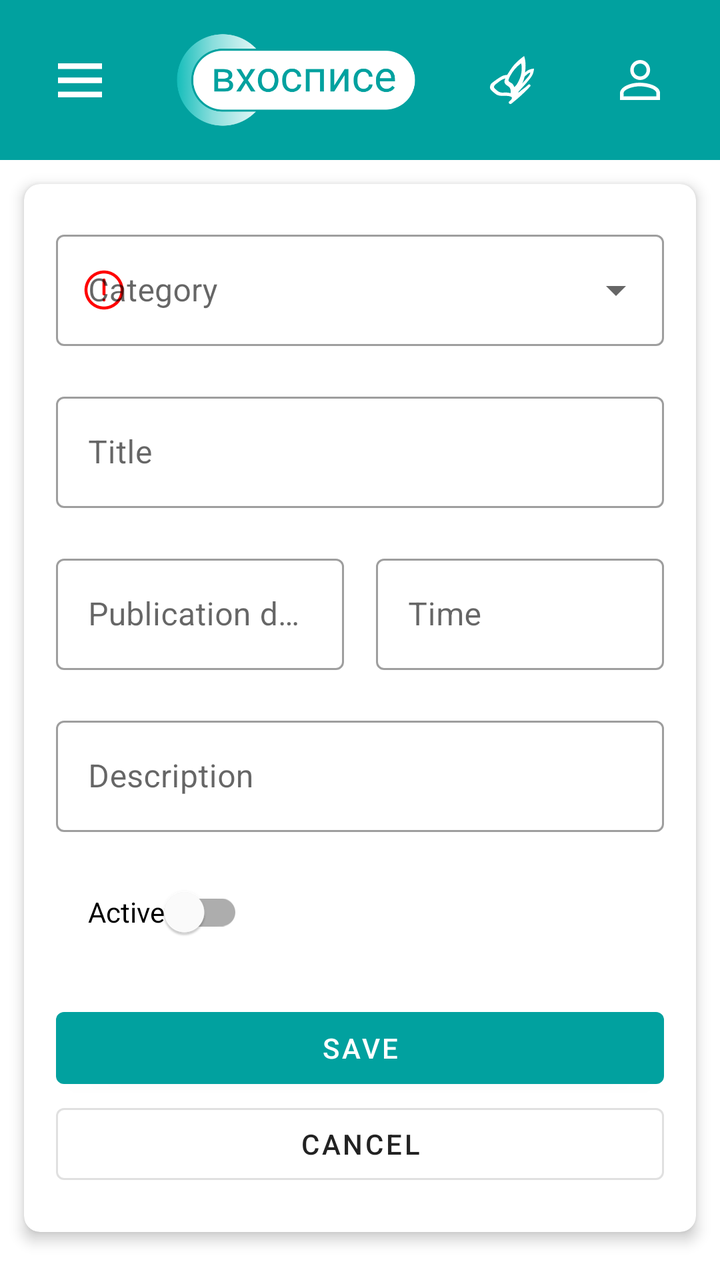
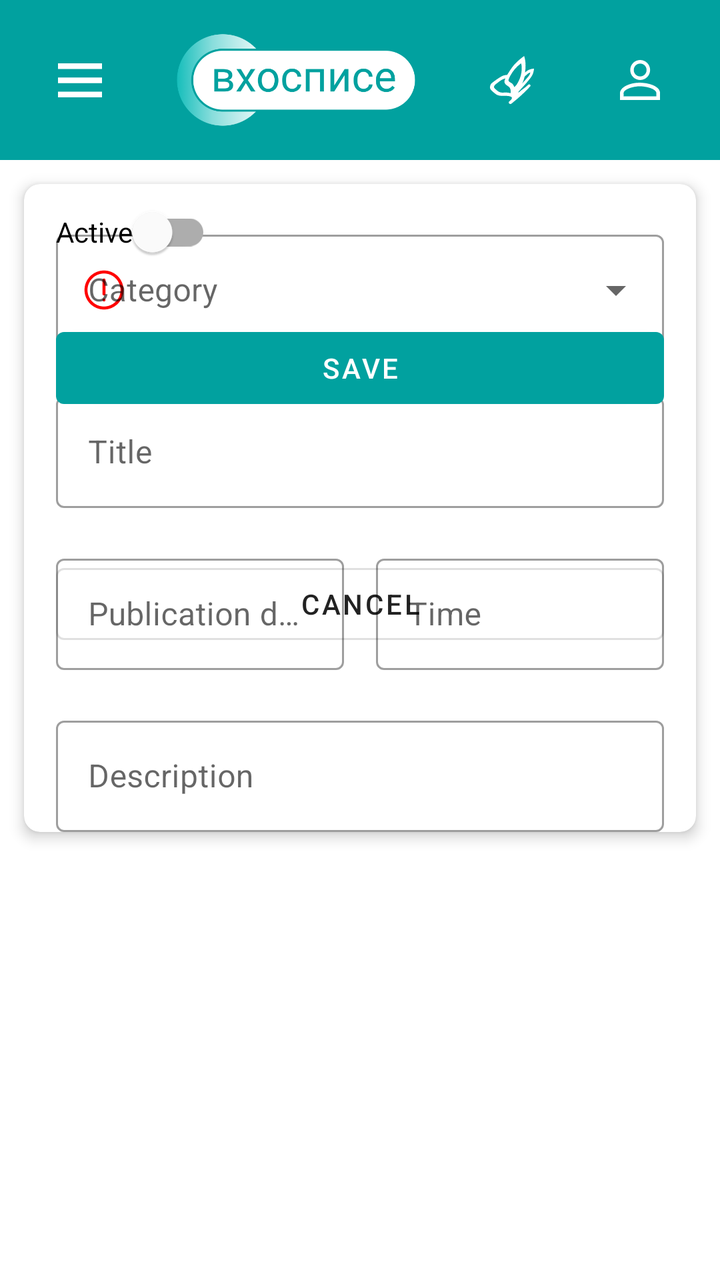

The first picture is an Android layout as it rendered before a commit; the second is the same layout after the commit. The layout source and the unified diff follow.
<!-- AndroidManifest.xml: application theme Theme.FMHAndroid -->
<!-- res/layout/fragment_create_edit_news.xml -->
<?xml version="1.0" encoding="utf-8"?>
<LinearLayout xmlns:android="http://schemas.android.com/apk/res/android"
    xmlns:app="http://schemas.android.com/apk/res-auto"
    xmlns:tools="http://schemas.android.com/tools"
    android:layout_width="match_parent"
    android:layout_height="match_parent"
    android:orientation="vertical">

    <include
        android:id="@+id/container_custom_app_bar_include_on_fragment_create_edit_news"
        layout="@layout/top_custom_app_bar"
        android:layout_width="match_parent"
        android:layout_height="wrap_content" />

    <ScrollView
        android:layout_width="match_parent"
        android:layout_height="match_parent"
        android:clipToPadding="false"
        android:orientation="vertical"
        android:padding="12dp">

        <com.google.android.material.card.MaterialCardView
            android:layout_width="match_parent"
            android:layout_height="wrap_content"
            app:cardCornerRadius="8dp"
            app:cardElevation="4dp">

            <androidx.constraintlayout.widget.ConstraintLayout
                android:layout_width="match_parent"
                android:layout_height="match_parent"
                android:clipToPadding="false"
                android:paddingHorizontal="16dp">

                <com.google.android.material.textfield.TextInputLayout
                    android:id="@+id/news_item_category_text_input_layout"
                    style="@style/Widget.MaterialComponents.TextInputLayout.OutlinedBox.ExposedDropdownMenu"
                    android:layout_width="match_parent"
                    android:layout_height="wrap_content"
                    android:layout_marginTop="20dp"
                    android:hint="@string/news_item_category"
                    app:startIconDrawable="@drawable/ic_warning_circle"
                    app:startIconTint="@color/mtrl_textinput_empty_field_stroke_color"
                    app:layout_constraintStart_toStartOf="parent"
                    app:layout_constraintTop_toTopOf="parent">

                    <AutoCompleteTextView
                        android:id="@+id/news_item_category_text_auto_complete_text_view"
                        android:layout_width="match_parent"
                        android:layout_height="wrap_content"
                        android:inputType="text"
                        tools:ignore="LabelFor" />
                </com.google.android.material.textfield.TextInputLayout>

                <com.google.android.material.textfield.TextInputLayout
                    android:id="@+id/news_item_title_text_input_layout"
                    style="@style/Widget.MaterialComponents.TextInputLayout.OutlinedBox"
                    android:layout_width="match_parent"
                    android:layout_height="wrap_content"
                    android:layout_marginTop="20dp"
                    android:hint="@string/news_item_title"
                    app:endIconDrawable="@drawable/ic_warning_circle"
                    app:endIconMode="none"
                    app:endIconTint="@color/mtrl_textinput_empty_field_stroke_color"
                    app:layout_constraintStart_toStartOf="parent"
                    app:layout_constraintTop_toBottomOf="@id/news_item_category_text_input_layout">

                    <com.google.android.material.textfield.TextInputEditText
                        android:id="@+id/news_item_title_text_input_edit_text"
                        android:layout_width="match_parent"
                        android:layout_height="wrap_content"
                        android:inputType="text" />
                </com.google.android.material.textfield.TextInputLayout>

                <com.google.android.material.textfield.TextInputLayout
                    android:id="@+id/news_item_create_date_text_input_layout"
                    style="@style/Widget.MaterialComponents.TextInputLayout.OutlinedBox"
                    android:layout_width="0dp"
                    android:layout_height="wrap_content"
                    android:layout_marginTop="20dp"
                    android:layout_marginEnd="16dp"
                    android:hint="@string/news_item_publish_date"
                    app:endIconDrawable="@drawable/ic_warning_circle"
                    app:endIconMode="none"
                    app:endIconTint="@color/mtrl_textinput_empty_field_stroke_color"
                    app:layout_constraintEnd_toStartOf="@id/news_item_publish_time_text_input_layout"
                    app:layout_constraintStart_toStartOf="parent"
                    app:layout_constraintTop_toBottomOf="@id/news_item_title_text_input_layout">

                    <com.google.android.material.textfield.TextInputEditText
                        android:id="@+id/news_item_publish_date_text_input_edit_text"
                        android:layout_width="match_parent"
                        android:layout_height="wrap_content"
                        android:focusableInTouchMode="false" />
                </com.google.android.material.textfield.TextInputLayout>

                <com.google.android.material.textfield.TextInputLayout
                    android:id="@+id/news_item_publish_time_text_input_layout"
                    style="@style/Widget.MaterialComponents.TextInputLayout.OutlinedBox"
                    android:layout_width="0dp"
                    android:layout_height="wrap_content"
                    android:layout_marginTop="20dp"
                    android:hint="@string/news_item_publish_time"
                    app:endIconDrawable="@drawable/ic_warning_circle"
                    app:endIconMode="none"
                    app:endIconTint="@color/mtrl_textinput_empty_field_stroke_color"
                    app:layout_constraintEnd_toEndOf="parent"
                    app:layout_constraintStart_toEndOf="@id/news_item_create_date_text_input_layout"
                    app:layout_constraintTop_toBottomOf="@id/news_item_title_text_input_layout">

                    <com.google.android.material.textfield.TextInputEditText
                        android:id="@+id/news_item_publish_time_text_input_edit_text"
                        android:layout_width="match_parent"
                        android:layout_height="wrap_content"
                        android:focusableInTouchMode="false" />
                </com.google.android.material.textfield.TextInputLayout>

                <com.google.android.material.textfield.TextInputLayout
                    android:id="@+id/news_item_description_text_input_layout"
                    style="@style/Widget.MaterialComponents.TextInputLayout.OutlinedBox"
                    android:layout_width="match_parent"
                    android:layout_height="wrap_content"
                    android:layout_marginTop="20dp"
                    android:hint="@string/news_item_description"
                    app:endIconDrawable="@drawable/ic_warning_circle"
                    app:endIconMode="none"
                    app:endIconTint="@color/mtrl_textinput_empty_field_stroke_color"
                    app:layout_constraintStart_toStartOf="parent"
                    app:layout_constraintTop_toBottomOf="@id/news_item_create_date_text_input_layout">

                    <com.google.android.material.textfield.TextInputEditText
                        android:id="@+id/news_item_description_text_input_edit_text"
                        android:layout_width="match_parent"
                        android:layout_height="wrap_content"
                        android:inputType="textMultiLine" />
                </com.google.android.material.textfield.TextInputLayout>

                <com.google.android.material.switchmaterial.SwitchMaterial
                    android:id="@+id/switcher"
                    android:layout_width="wrap_content"
                    android:layout_height="wrap_content"
                    android:layout_marginStart="16dp"
                    android:layout_marginTop="16dp"
                    android:text="@string/news_item_active"
                    app:layout_constraintStart_toStartOf="parent"
                    app:layout_constraintTop_toBottomOf="@id/news_item_description_text_input_layout" />

                <Button
                    android:id="@+id/save_button"
                    android:layout_width="match_parent"
                    android:layout_height="wrap_content"
                    android:layout_marginTop="20dp"
                    android:contentDescription="@string/save"
                    android:text="@string/save"
                    app:layout_constraintStart_toStartOf="parent"
                    app:layout_constraintTop_toBottomOf="@id/switcher" />

                <Button
                    android:id="@+id/cancel_button"
                    style="?attr/materialButtonOutlinedStyle"
                    android:layout_width="match_parent"
                    android:layout_height="wrap_content"
                    android:layout_marginBottom="20dp"
                    android:contentDescription="@string/cancel"
                    android:text="@string/cancel"
                    android:textColor="@color/black"
                    app:layout_constraintBottom_toBottomOf="parent"
                    app:layout_constraintStart_toStartOf="parent"
                    app:layout_constraintTop_toBottomOf="@+id/save_button" />
            </androidx.constraintlayout.widget.ConstraintLayout>
        </com.google.android.material.card.MaterialCardView>
    </ScrollView>
</LinearLayout>
<!-- res/layout/top_custom_app_bar.xml (included above) -->
<?xml version="1.0" encoding="utf-8"?>
<androidx.constraintlayout.widget.ConstraintLayout xmlns:android="http://schemas.android.com/apk/res/android"
    xmlns:app="http://schemas.android.com/apk/res-auto"
    xmlns:tools="http://schemas.android.com/tools"
    android:layout_width="match_parent"
    android:layout_height="wrap_content"
    android:background="@color/execution_priority_low"
    android:padding="@dimen/card_view_padding">

    <ImageButton
        android:id="@+id/main_menu_image_button"
        android:layout_width="48dp"
        android:layout_height="48dp"
        android:layout_gravity="start"
        android:background="?android:attr/selectableItemBackground"
        android:contentDescription="@string/main_menu"
        android:src="@drawable/ic_main_menu_button"
        app:layout_constraintBottom_toBottomOf="parent"
        app:layout_constraintStart_toStartOf="parent"
        app:layout_constraintTop_toTopOf="parent"
        tools:ignore="ContentDescription" />

    <ImageButton
        android:id="@+id/about_back_image_button"
        android:layout_width="32dp"
        android:layout_height="32dp"
        android:layout_gravity="center"
        android:background="@android:color/transparent"
        android:src="@drawable/ic_arrow_back_large"
        android:visibility="gone"
        app:layout_constraintBottom_toBottomOf="parent"
        app:layout_constraintStart_toStartOf="parent"
        app:layout_constraintTop_toTopOf="parent"
        tools:ignore="ContentDescription" />

    <TextView
        android:id="@+id/custom_app_bar_title_text_view"
        style="@style/TopAppBarTitle"
        android:layout_width="wrap_content"
        android:layout_height="wrap_content"
        android:text="@string/app_tool_bar_title"
        android:visibility="gone"
        app:layout_constraintEnd_toStartOf="@id/our_mission_image_button"
        app:layout_constraintStart_toEndOf="@id/main_menu_image_button"
        app:layout_constraintTop_toTopOf="parent" />

    <TextView
        android:id="@+id/custom_app_bar_sub_title_text_view"
        style="@style/TopAppBarSubTitle"
        android:layout_width="wrap_content"
        android:layout_height="wrap_content"
        android:text="@string/app_tool_bar_subtitle"
        android:visibility="gone"
        app:layout_constraintEnd_toEndOf="@id/custom_app_bar_title_text_view"
        app:layout_constraintStart_toStartOf="@id/custom_app_bar_title_text_view"
        app:layout_constraintTop_toBottomOf="@id/custom_app_bar_title_text_view" />

    <ImageView
        android:id="@+id/trademark_image_view"
        android:layout_width="0dp"
        android:layout_height="0dp"
        android:src="@drawable/in_hospice_trademark"
        android:visibility="visible"
        app:layout_constraintBottom_toBottomOf="parent"
        app:layout_constraintEnd_toStartOf="@+id/our_mission_image_button"
        app:layout_constraintStart_toEndOf="@+id/main_menu_image_button"
        app:layout_constraintTop_toTopOf="parent"
        tools:ignore="ContentDescription" />

    <ImageButton
        android:id="@+id/authorization_image_button"
        android:layout_width="48dp"
        android:layout_height="48dp"
        android:background="?android:attr/selectableItemBackground"
        android:contentDescription="@string/authorization"
        android:src="@drawable/ic_authorization"
        app:layout_constraintBottom_toBottomOf="parent"
        app:layout_constraintEnd_toEndOf="parent"
        app:layout_constraintTop_toTopOf="parent"
        tools:ignore="ContentDescription" />

    <ImageButton
        android:id="@+id/our_mission_image_button"
        android:layout_width="48dp"
        android:layout_height="48dp"
        android:layout_marginEnd="16dp"
        android:background="?android:attr/selectableItemBackground"
        android:contentDescription="@string/our_mission"
        android:src="@drawable/ic_our_mission_21x23"
        app:layout_constraintBottom_toBottomOf="parent"
        app:layout_constraintEnd_toStartOf="@+id/authorization_image_button"
        app:layout_constraintTop_toTopOf="parent"
        tools:ignore="ContentDescription" />

</androidx.constraintlayout.widget.ConstraintLayout>
<!-- resources referenced by this layout -->
<resources>
  <color name="black">#DD000000</color>
  <color name="execution_priority_low">#01A19F</color>
  <color name="mtrl_textinput_empty_field_stroke_color">#FF0000</color>
  <dimen name="card_view_padding">16dp</dimen>
  <!-- drawable ic_arrow_back_large (drawable) -->
  <vector xmlns:android="http://schemas.android.com/apk/res/android"
      android:width="16dp"
      android:height="28dp"
      android:viewportWidth="8"
      android:viewportHeight="14">
    <path
        android:pathData="M8,1.645L3.0553,7L8,12.355L6.4777,14L0,7L6.4777,0L8,1.645Z"
        android:fillColor="#FFFFFF" />
  </vector>
  <!-- drawable ic_main_menu_button (drawable) -->
  <vector xmlns:android="http://schemas.android.com/apk/res/android"
      android:width="22dp"
      android:height="17dp"
      android:viewportWidth="22"
      android:viewportHeight="17">
    <path
        android:pathData="M0,2.869V0H21.9991V2.8693L0,2.869Z"
        android:fillColor="#ffffff"/>
    <path
        android:pathData="M0.0006,16.9997V14.1292H21.9988V17L0.0006,16.9997Z"
        android:fillColor="#ffffff"/>
    <path
        android:pathData="M0.0024,9.93V7.0668H22V9.9306L0.0024,9.93Z"
        android:fillColor="#ffffff"/>
  </vector>
  <string name="app_tool_bar_subtitle">HOSPIS</string>
  <string name="app_tool_bar_title">First Moscow</string>
  <string name="authorization">Authorization</string>
  <string name="cancel">Cancel</string>
  <string name="main_menu">Main menu</string>
  <string name="news_item_active">Active</string>
  <string name="news_item_category">Category</string>
  <string name="news_item_description">Description</string>
  <string name="news_item_publish_date">Publication date</string>
  <string name="news_item_publish_time">Time</string>
  <string name="news_item_title">Title</string>
  <string name="our_mission">Our Mission</string>
  <string name="save">Save</string>
  <style name="TopAppBarSubTitle">
          <item name="android:textSize">26sp</item>
          <item name="android:textAlignment">center</item>
          <item name="android:textColor">@color/white</item>
      </style>
  <style name="TopAppBarTitle">
          <item name="android:textSize">12sp</item>
          <item name="android:textAlignment">center</item>
          <item name="android:textColor">@color/white</item>
      </style>
  <style name="Theme.FMHAndroid" parent="Theme.MaterialComponents.DayNight.NoActionBar">
          
          <item name="colorPrimary">#01A19F</item>
          <item name="colorPrimaryVariant">@color/blue</item>
          <item name="colorOnPrimary">@color/white</item>
  
          
          <item name="colorSecondary">@color/teal_200</item>
          <item name="colorSecondaryVariant">@color/teal_700</item>
          <item name="colorOnSecondary">@color/black</item>
          
          <item name="android:statusBarColor" tools:targetApi="l">?attr/colorPrimary</item>
      </style>
  <color name="white">#FFFFFFFF</color>
  <color name="blue">#4285F4</color>
  <color name="teal_200">#FF03DAC5</color>
  <color name="teal_700">#FF018786</color>
  <!-- unchanged entries left out for length: 4 -->
</resources>

<!-- the commit's change to res/layout/fragment_create_edit_news.xml (unified diff, before → after) -->
@@ -132,17 +132,8 @@
                         android:layout_width="match_parent"
                         android:layout_height="wrap_content"
                         android:inputType="textMultiLine" />
-                </com.google.android.material.textfield.TextInputLayout>
-
-                <com.google.android.material.switchmaterial.SwitchMaterial
-                    android:id="@+id/switcher"
-                    android:layout_width="wrap_content"
-                    android:layout_height="wrap_content"
-                    android:layout_marginStart="16dp"
-                    android:layout_marginTop="16dp"
-                    android:text="@string/news_item_active"
-                    app:layout_constraintStart_toStartOf="parent"
-                    app:layout_constraintTop_toBottomOf="@id/news_item_description_text_input_layout" />
+
+                </com.google.android.material.textfield.TextInputLayout>
 
                 <Button
                     android:id="@+id/save_button"
@@ -166,6 +157,14 @@
                     app:layout_constraintBottom_toBottomOf="parent"
                     app:layout_constraintStart_toStartOf="parent"
                     app:layout_constraintTop_toBottomOf="@+id/save_button" />
+
+                <com.google.android.material.switchmaterial.SwitchMaterial
+                    android:id="@+id/switcher"
+                    android:layout_width="wrap_content"
+                    android:layout_height="wrap_content"
+                    android:text="@string/news_item_active"
+                    tools:layout_editor_absoluteX="60dp"
+                    tools:layout_editor_absoluteY="343dp" />
             </androidx.constraintlayout.widget.ConstraintLayout>
         </com.google.android.material.card.MaterialCardView>
     </ScrollView>
